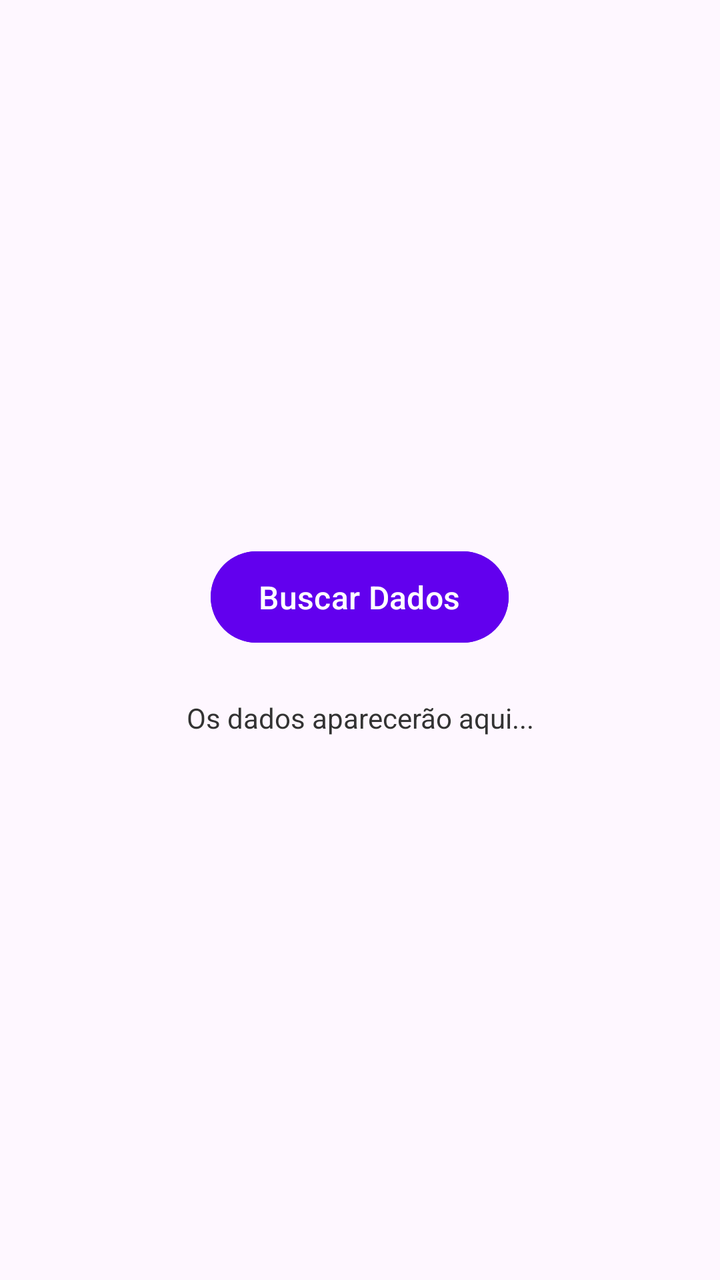
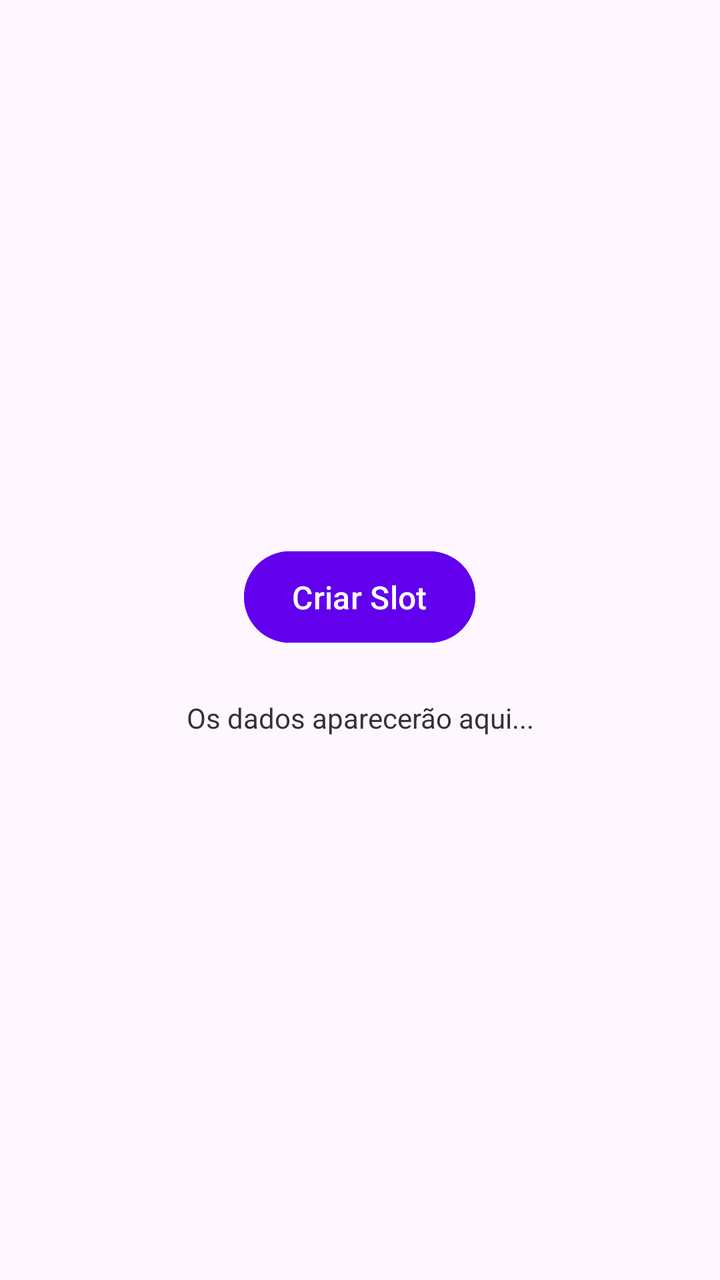

An Android layout rendered at two revisions. The XML below is the earlier revision; the diff shows what the commit changed to produce the second picture.
<!-- AndroidManifest.xml: application theme Theme.ProjectDroid -->
<!-- res/layout/activity_main.xml -->
<?xml version="1.0" encoding="utf-8"?>
<LinearLayout xmlns:android="http://schemas.android.com/apk/res/android"
    android:layout_width="match_parent"
    android:layout_height="match_parent"
    android:gravity="center"
    android:orientation="vertical"
    android:padding="24dp">


    <Button
        android:id="@+id/meuBotao"
        android:layout_width="wrap_content"
        android:layout_height="wrap_content"
        android:backgroundTint="#6200EE"
        android:text="Buscar Dados"
        android:textColor="#FFFFFF"
        android:textSize="16sp"
        android:paddingHorizontal="24dp"
        android:paddingVertical="12dp" />


    <TextView
        android:id="@+id/txtResultado"
        android:layout_width="match_parent"
        android:layout_height="wrap_content"
        android:layout_marginTop="24dp"
        android:gravity="center"
        android:text="Os dados aparecerão aqui..."
        android:textColor="#333333"
        android:textSize="14sp" />



</LinearLayout>
<!-- resources referenced by this layout -->
<resources>
  <style name="Theme.ProjectDroid" parent="Base.Theme.ProjectDroid" />
  <style name="Base.Theme.ProjectDroid" parent="Theme.Material3.DayNight.NoActionBar">
          
          
      </style>
</resources>

<!-- the commit's change to res/layout/activity_main.xml (unified diff, before → after) -->
@@ -8,11 +8,11 @@
 
 
     <Button
-        android:id="@+id/meuBotao"
+        android:id="@+id/respectBotton"
         android:layout_width="wrap_content"
         android:layout_height="wrap_content"
         android:backgroundTint="#6200EE"
-        android:text="Buscar Dados"
+        android:text="Criar\ Slot"
         android:textColor="#FFFFFF"
         android:textSize="16sp"
         android:paddingHorizontal="24dp"
